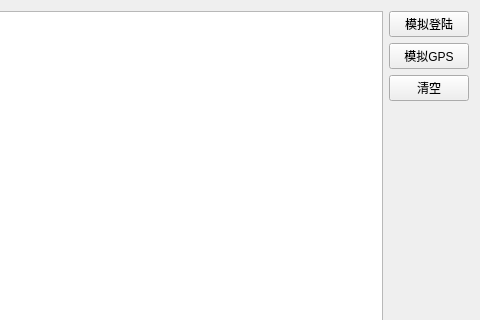
Old version of the form ShoeTestClient/shoeclient.ui in the repository ShoeFactory/ShoeTcpServer; both pictures show x 138 to 618 and y 0 to 320 of the 618 by 498 pixel window.
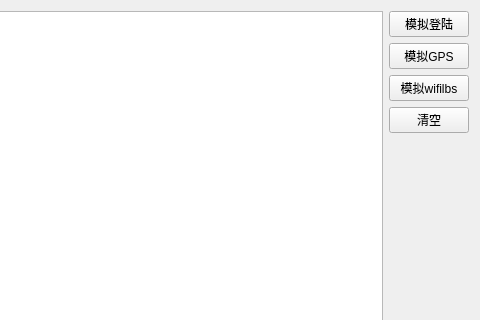
New version of the form.

Commit message: 添加wifilbs测试

What changed in the file:
```diff
--- a/ShoeTestClient/shoeclient.ui
+++ b/ShoeTestClient/shoeclient.ui
@@ -35,6 +35,13 @@
          </property>
         </widget>
        </item>
+       <item>
+        <widget class="QPushButton" name="pushButton_wifilbs">
+         <property name="text">
+          <string>模拟wifilbs</string>
+         </property>
+        </widget>
+       </item>
        <item>
         <widget class="QPushButton" name="pushButton_clear">
          <property name="text">
```
The commit also changes 11 other files.
